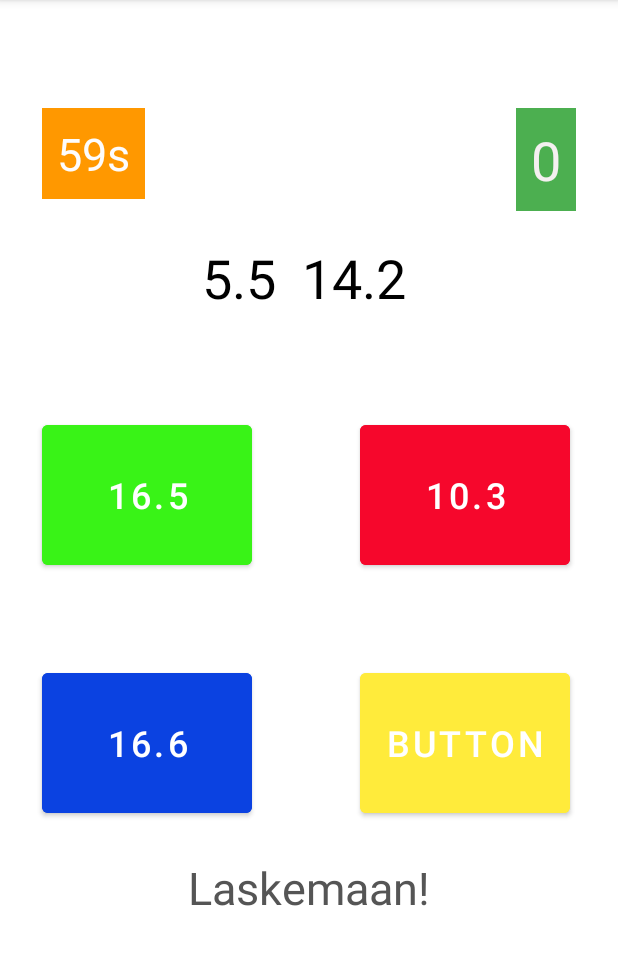
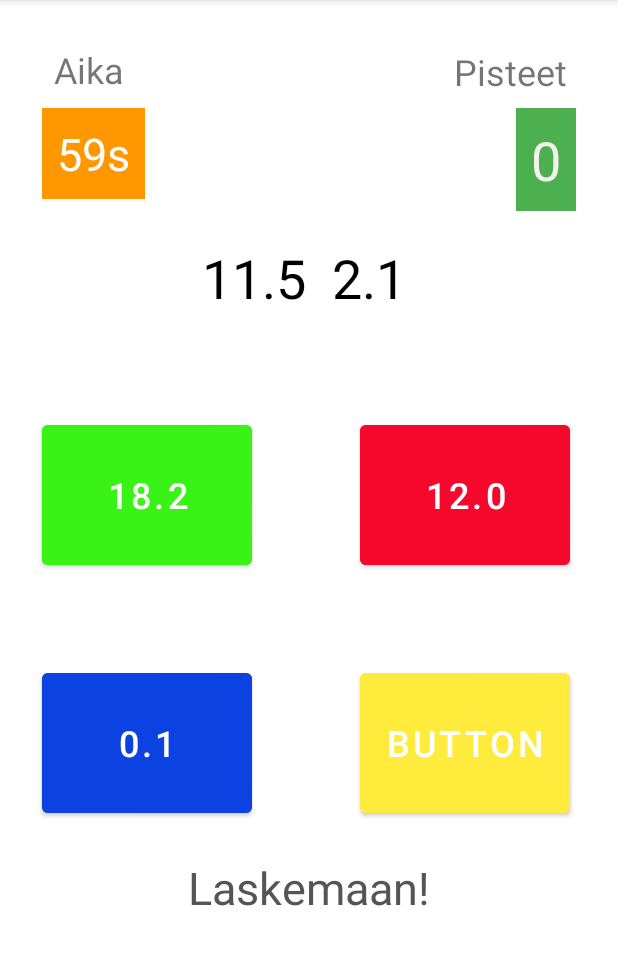
Before and after one commit to PeteSippala/Mobiilikehityspro22, an Android app: the MidGameActivity screen opened directly, with no data from a screen before it, on a phone screen of 412 x 824 dp, the part 84-1049 px from its top. Run offline under Robolectric (Android 15) with nearby library versions, the phone set to English and light mode, and no system bars; Roboto replaces fonts that are not available here; 1 statement that could not run was skipped.

Commit message:
pieniä muutoksia, siistimisiä

```diff
--- a/app/src/main/java/com/example/speedmathv2/EasyGameActivity.kt
+++ b/app/src/main/java/com/example/speedmathv2/EasyGameActivity.kt
@@ -6,6 +6,7 @@
 import android.view.LayoutInflater
 import android.view.View
 import android.widget.Button
+import android.widget.ImageView
 import android.widget.TextView
 import androidx.appcompat.app.AlertDialog
 import kotlin.random.Random
@@ -40,6 +41,7 @@
         QuestionTextText = findViewById(R.id.QuestionTextText)
         PisteTextView = findViewById(R.id.PisteTextView)
         AlertTextView = findViewById(R.id.AlertTextView)
+
 
         button0 = findViewById(R.id.button0)
         button1 = findViewById(R.id.button1)
@@ -120,9 +122,9 @@
     fun optionselect(view:View?){
         totalQuestions++
         if (indexOfCorrectAnswer.toString() == view!!.tag.toString()){
-
             points++
             AlertTextView!!.text = "Correct"
+
         }
         else{
             points--
--- a/app/src/main/java/com/example/speedmathv2/HardActivity.kt
+++ b/app/src/main/java/com/example/speedmathv2/HardActivity.kt
@@ -4,13 +4,14 @@
 import android.os.Bundle
 import android.content.Intent
 import com.example.speedmathv2.databinding.ActivityEasyBinding
+import com.example.speedmathv2.databinding.ActivityHardBinding
 
 
 class HardActivity : AppCompatActivity() {
-    private lateinit var binding: ActivityEasyBinding
+    private lateinit var binding: ActivityHardBinding
     override fun onCreate(savedInstanceState: Bundle?) {
         super.onCreate(savedInstanceState)
-        binding = ActivityEasyBinding.inflate(layoutInflater)
+        binding = ActivityHardBinding.inflate(layoutInflater)
         setContentView(binding.root)
 
 
--- a/app/src/main/java/com/example/speedmathv2/MidActivity.kt
+++ b/app/src/main/java/com/example/speedmathv2/MidActivity.kt
@@ -4,13 +4,14 @@
 import android.os.Bundle
 import android.content.Intent
 import com.example.speedmathv2.databinding.ActivityEasyBinding
+import com.example.speedmathv2.databinding.ActivityMidBinding
 
 
 class MidActivity : AppCompatActivity() {
-    private lateinit var binding: ActivityEasyBinding
+    private lateinit var binding: ActivityMidBinding
     override fun onCreate(savedInstanceState: Bundle?) {
         super.onCreate(savedInstanceState)
-        binding = ActivityEasyBinding.inflate(layoutInflater)
+        binding = ActivityMidBinding.inflate(layoutInflater)
         setContentView(binding.root)
 
 
--- a/app/src/main/res/layout/activity_mid_game.xml
+++ b/app/src/main/res/layout/activity_mid_game.xml
@@ -141,5 +141,34 @@
         app:layout_constraintHorizontal_bias="0.5"
         />
 
+    <TextView
+        android:id="@+id/textView9"
+        android:layout_width="wrap_content"
+        android:layout_height="wrap_content"
+        android:layout_marginStart="36dp"
+        android:layout_marginTop="30dp"
+        android:layout_marginEnd="238dp"
+        android:layout_marginBottom="9dp"
+        android:text="Aika"
+        android:textSize="24sp"
+        app:layout_constraintBottom_toTopOf="@+id/AikaTextView"
+        app:layout_constraintEnd_toStartOf="@+id/textView10"
+        app:layout_constraintStart_toStartOf="parent"
+        app:layout_constraintTop_toTopOf="parent" />
+
+    <TextView
+        android:id="@+id/textView10"
+        android:layout_width="wrap_content"
+        android:layout_height="wrap_content"
+        android:layout_marginStart="220dp"
+        android:layout_marginTop="31dp"
+        android:layout_marginBottom="9dp"
+        android:text="Pisteet"
+        android:textSize="24sp"
+        app:layout_constraintBottom_toTopOf="@+id/PisteTextView"
+        app:layout_constraintStart_toEndOf="@+id/textView9"
+        app:layout_constraintTop_toTopOf="parent"
+        app:layout_constraintVertical_bias="0.0" />
+
 
 </androidx.constraintlayout.widget.ConstraintLayout>
```
Also changed, not shown: app/src/main/java/com/example/speedmathv2/EasyActivity.kt (+0 -14 lines), app/src/main/res/layout/activity_easy.xml (+14 -22 lines), app/src/main/res/layout/activity_easy_game.xml (+29 -0 lines), app/src/main/res/layout/activity_hard.xml (+10 -2 lines), app/src/main/res/layout/activity_hard_game.xml (+29 -0 lines), app/src/main/res/layout/activity_mid.xml (+10 -2 lines), app/src/main/res/drawable/oikein.png (added).
